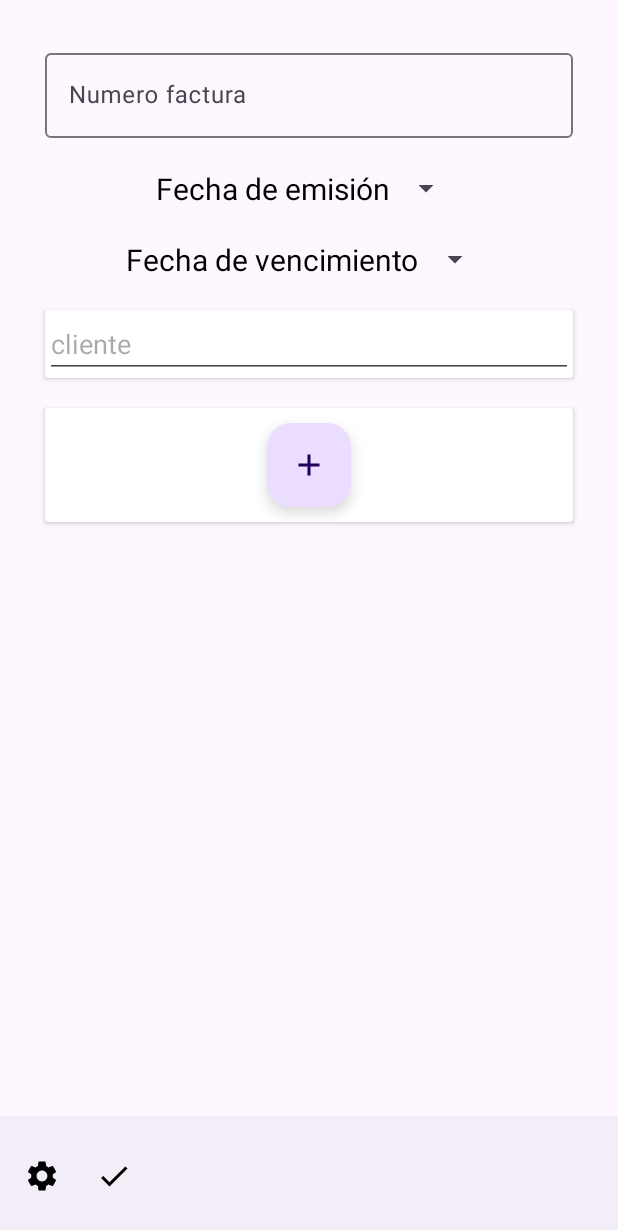
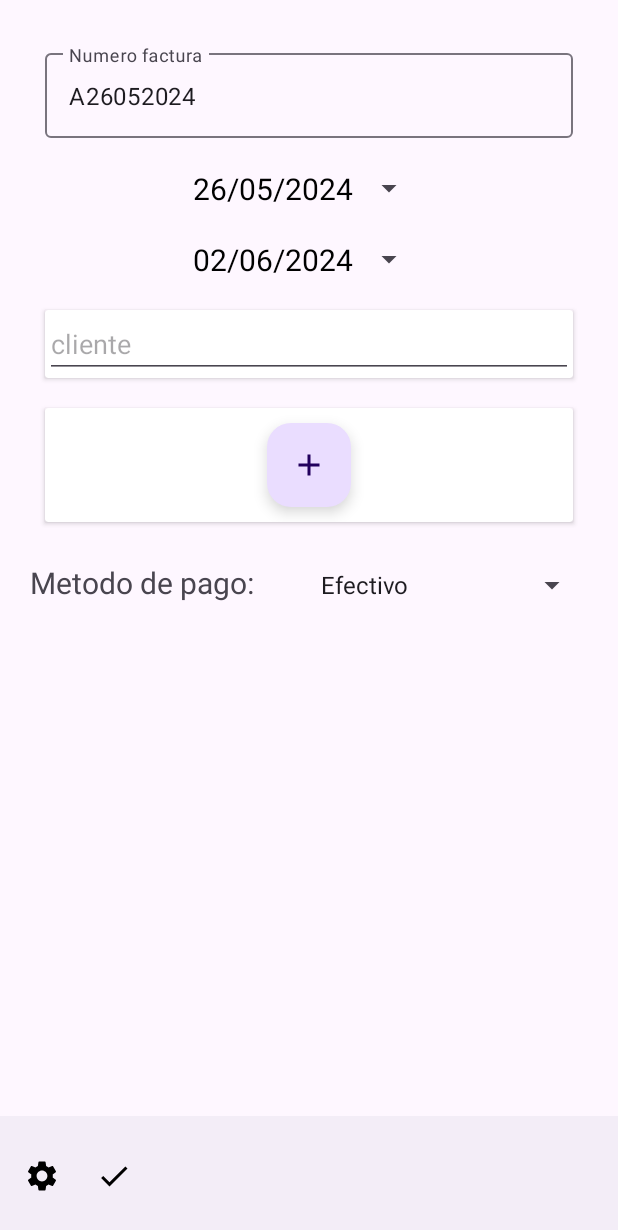
Before and after one commit to denisanat/final-ciclo, an Android app: the fragment NewFacturaFragment placed in its activity, on a phone screen of 412 x 824 dp. Shown: the top 1230 px of the screen. Run offline under Robolectric (Android 15) with nearby library versions, the phone set to English and light mode, and no system bars; our stand-ins replace Room's generated code.

Commit message:
metodos de pago

```diff
--- a/app/src/main/java/com/deanil/proyecto/data/entities/FacturaEntity.kt
+++ b/app/src/main/java/com/deanil/proyecto/data/entities/FacturaEntity.kt
@@ -22,7 +22,7 @@ data class FacturaEntity(
     val fechaVencimiento: Date,
 
     @ColumnInfo(name = "metodo_de_pago")
-    val metodoDePago: MetodosDePago,
+    val metodoDePago: String,
 
     @ColumnInfo(name = "importe_total")
     val importeTotal: Float,
--- a/app/src/main/java/com/deanil/proyecto/ui/facturas/fragments/NewFacturaFragment.kt
+++ b/app/src/main/java/com/deanil/proyecto/ui/facturas/fragments/NewFacturaFragment.kt
@@ -11,6 +11,7 @@ import android.graphics.Canvas
 import android.graphics.Paint
 import android.graphics.pdf.PdfDocument
 import android.net.Uri
+import android.os.Build
 import android.os.Bundle
 import android.os.Environment
 import android.util.Log
@@ -19,7 +20,10 @@ import android.view.LayoutInflater
 import android.view.MenuItem
 import android.view.View
 import android.view.ViewGroup
+import android.widget.Adapter
+import android.widget.AdapterView
 import android.widget.ArrayAdapter
+import android.widget.SpinnerAdapter
 import android.widget.Toast
 import androidx.core.app.ActivityCompat
 import androidx.core.content.ContextCompat
@@ -45,7 +49,12 @@ import kotlinx.coroutines.withContext
 import java.io.File
 import java.io.FileOutputStream
 import java.io.IOException
+import java.time.Instant
+import java.time.ZoneId
+import java.util.Calendar
 import java.util.Date
+import java.util.Locale
+import java.util.TimeZone
 import java.util.concurrent.LinkedBlockingQueue
 
 class NewFacturaFragment : Fragment() {
@@ -74,6 +83,8 @@ class NewFacturaFragment : Fragment() {
     private var isFecha = false
     private var isFecha2 = false
 
+    private var metodoDePago = ""
+
     override fun onCreateView(
         inflater: LayoutInflater, container: ViewGroup?,
         savedInstanceState: Bundle?
@@ -86,10 +97,48 @@ class NewFacturaFragment : Fragment() {
         initSpinners()
         initDatePicker()
         initLineasRecycler()
+        setupSpinner()
 
         initDialogo()
 
+        if (Build.VERSION.SDK_INT >= Build.VERSION_CODES.O) {
+            val calendario = Calendar.getInstance()
+            binding.campoNumeroFactura.setText("A${dosNumeros(calendario.get(Calendar.DAY_OF_MONTH))}${dosNumeros(calendario.get(Calendar.MONTH) + 1)}${calendario.get(Calendar.YEAR)}")
+            binding.btnFechaEmision.setText("${dosNumeros(calendario.get(Calendar.DAY_OF_MONTH))}/${dosNumeros(calendario.get(Calendar.MONTH) + 1)}/${calendario.get(Calendar.YEAR)}")
+            calendario.add(Calendar.DAY_OF_MONTH, 7)
+            binding.btnFechaVencimiento.setText("${dosNumeros(calendario.get(Calendar.DAY_OF_MONTH))}/${dosNumeros(calendario.get(Calendar.MONTH) + 1)}/${calendario.get(Calendar.YEAR)}")
+        }
+
         return binding.root
+    }
+
+    fun dosNumeros(number: Int): String {
+        return String.format("%02d", number)
+    }
+
+    private fun setupSpinner() {
+        val metodos = listOf(
+            FacturaEntity.MetodosDePago.EFECTIVO.texto,
+            FacturaEntity.MetodosDePago.PAGARE.texto,
+            FacturaEntity.MetodosDePago.CONFIRMING.texto,
+            FacturaEntity.MetodosDePago.TARJETA_BANCARIA.texto,
+            FacturaEntity.MetodosDePago.DOMICILIACION_BANCARIA.texto,
+            FacturaEntity.MetodosDePago.TRANSFERENCIA_BANCARIA.texto
+        )
+        val adapterMetodos = ArrayAdapter(requireContext(), android.R.layout.simple_dropdown_item_1line, metodos)
+        adapterMetodos.setDropDownViewResource(android.R.layout.simple_spinner_dropdown_item)
+        binding.listaMetodos.adapter = adapterMetodos
+
+        binding.listaMetodos.onItemSelectedListener = object : AdapterView.OnItemSelectedListener {
+            override fun onItemSelected(parent: AdapterView<*>, view: View, position: Int, id: Long) {
+                val selectedOption = parent.getItemAtPosition(position).toString()
+                metodoDePago = selectedOption
+            }
+
+            override fun onNothingSelected(parent: AdapterView<*>) {
+                metodoDePago = FacturaEntity.MetodosDePago.EFECTIVO.texto
+            }
+        }
     }
 
     private fun initDialogo() {
@@ -124,6 +173,7 @@ class NewFacturaFragment : Fragment() {
                 numeroFactura = 0,
                 descuentoAplicado = descuento
             )
+            this.view?.clearFocus()
             lineas.add(linea)
             lineasAdapter.updateList(lineas)
             productosSeleccionados.add(producto!!)
@@ -305,7 +355,7 @@ class NewFacturaFragment : Fragment() {
                 fechaEmision = stringToDate(binding.btnFechaEmision.text.toString()),
                 fechaVencimiento = stringToDate(binding.btnFechaVencimiento.text.toString()),
                 idCliente = cliente!!.idCliente,
-                metodoDePago = FacturaEntity.MetodosDePago.EFECTIVO,
+                metodoDePago = metodoDePago,
                 importeTotal = importeTotal,
                 importeTotalIva = importeIva,
                 importeTotalPagar = importeTotalPagar
@@ -336,7 +386,8 @@ class NewFacturaFragment : Fragment() {
         if (!(cliente != null &&
             isFecha && isFecha2 &&
             productos.size > 0 &&
-            binding.campoNumeroFactura.text.toString().isNotBlank())) {
+            binding.campoNumeroFactura.text.toString().isNotBlank() &&
+                    metodoDePago.isNotBlank())) {
             Toast.makeText(requireContext(), "No pueden haber campos vacios", Toast.LENGTH_SHORT)
                 .show()
             return false
@@ -404,7 +455,6 @@ class NewFacturaFragment : Fragment() {
         canvas.drawBitmap(fondo, 0f, 0f, null)
 
         val paint = Paint()
-        var y: Float
         var x = 35f
         paint.textSize = 20f
 
@@ -413,23 +463,23 @@ class NewFacturaFragment : Fragment() {
 
         paint.color = android.graphics.Color.BLACK
         canvas.drawText(binding.btnFechaEmision.text.toString(), x, 155f, paint)
-        canvas.drawText(factura.metodoDePago.texto, x, 230f, paint)
+        canvas.drawText(factura.metodoDePago, x, 230f, paint)
 
         paint.textSize = 17f
         canvas.drawText(cliente!!.nombre, 226f, 155f, paint)
-        canvas.drawText(cliente!!.nif, 226f, 185f, paint)
+        canvas.drawText(cliente!!.nif.uppercase(), 226f, 185f, paint)
         canvas.drawText(cliente!!.domicilio, 226f, 215f, paint)
         canvas.drawText("${cliente!!.ciudad}, ${cliente!!.provincia}", 226f, 245f, paint)
         canvas.drawText(formatTelefono(cliente!!.telefono), 226f, 275f, paint)
 
-        canvas.drawText(empresa.nombre, 400f, 155f, paint)
-        canvas.drawText(empresa.nif, 400f, 185f, paint)
-        canvas.drawText(empresa.domicilio, 400f, 215f, paint)
-        canvas.drawText("${empresa.ciudad}, ${cliente!!.provincia}", 400f, 245f, paint)
-        canvas.drawText(formatTelefono(empresa.telefono), 400f, 275f, paint)
+        canvas.drawText(empresa.nombre, 420f, 155f, paint)
+        canvas.drawText(empresa.nif.uppercase(), 420f, 185f, paint)
+        canvas.drawText(empresa.domicilio, 420f, 215f, paint)
+        canvas.drawText("${empresa.ciudad}, ${cliente!!.provincia}", 420f, 245f, paint)
+        canvas.drawText(formatTelefono(empresa.telefono), 420f, 275f, paint)
 
         paint.textSize = 17f
-        y = 342f
+        var y = 342f
         for (i in 0..< lineas.size) {
             canvas.drawText(getNumberString(lineas[i].cantidadProducto), 50f, y, paint)
             canvas.drawText(productosSeleccionados[i].nombre, 120f, y, paint)
--- a/app/src/main/res/layout/fragment_new_factura.xml
+++ b/app/src/main/res/layout/fragment_new_factura.xml
@@ -1,10 +1,16 @@
 <?xml version="1.0" encoding="utf-8"?>
-<LinearLayout xmlns:android="http://schemas.android.com/apk/res/android"
+
+<ScrollView
+    xmlns:android="http://schemas.android.com/apk/res/android"
     xmlns:tools="http://schemas.android.com/tools"
     xmlns:app="http://schemas.android.com/apk/res-auto"
+    tools:context=".ui.facturas.fragments.NewFacturaFragment"
+    android:layout_width="match_parent"
+    android:layout_height="wrap_content">
+
+<LinearLayout
     android:layout_width="match_parent"
     android:layout_height="match_parent"
-    tools:context=".ui.facturas.fragments.NewFacturaFragment"
     android:orientation="vertical"
     android:layout_margin="20dp">
 
@@ -66,7 +72,7 @@
 
         <LinearLayout
             android:layout_width="match_parent"
-            android:layout_height="match_parent"
+            android:layout_height="wrap_content"
             android:orientation="vertical">
 
                 <androidx.recyclerview.widget.RecyclerView
@@ -90,6 +96,27 @@
     <LinearLayout
         android:layout_width="match_parent"
         android:layout_height="wrap_content"
+        android:orientation="horizontal">
+
+        <TextView
+            android:layout_width="match_parent"
+            android:layout_height="wrap_content"
+            android:layout_weight="1"
+            android:textSize="20sp"
+            android:text="Metodo de pago:"/>
+
+        <Spinner
+            android:id="@+id/listaMetodos"
+            android:layout_width="match_parent"
+            android:layout_height="wrap_content"
+            android:layout_weight="1"
+            android:textSize="20sp"/>
+
+    </LinearLayout>
+
+    <LinearLayout
+        android:layout_width="match_parent"
+        android:layout_height="wrap_content"
         android:orientation="vertical">
 
         <TextView
@@ -105,8 +132,10 @@
         <TextView
             android:id="@+id/importeTotalPagar"
             android:layout_width="match_parent"
-            android:layout_height="match_parent"/>
+            android:layout_height="match_parent"
+            android:layout_marginBottom="20dp"/>
 
     </LinearLayout>
 
 </LinearLayout>
+</ScrollView>
--- a/app/src/main/res/values/strings.xml
+++ b/app/src/main/res/values/strings.xml
@@ -1,5 +1,5 @@
 <resources>
-    <string name="app_name">Proyecto</string>
+    <string name="app_name">Mi Facturita</string>
     <!-- TODO: Remove or change this placeholder text -->
     <string name="hello_blank_fragment">Hello blank fragment</string>
 </resources>
```
